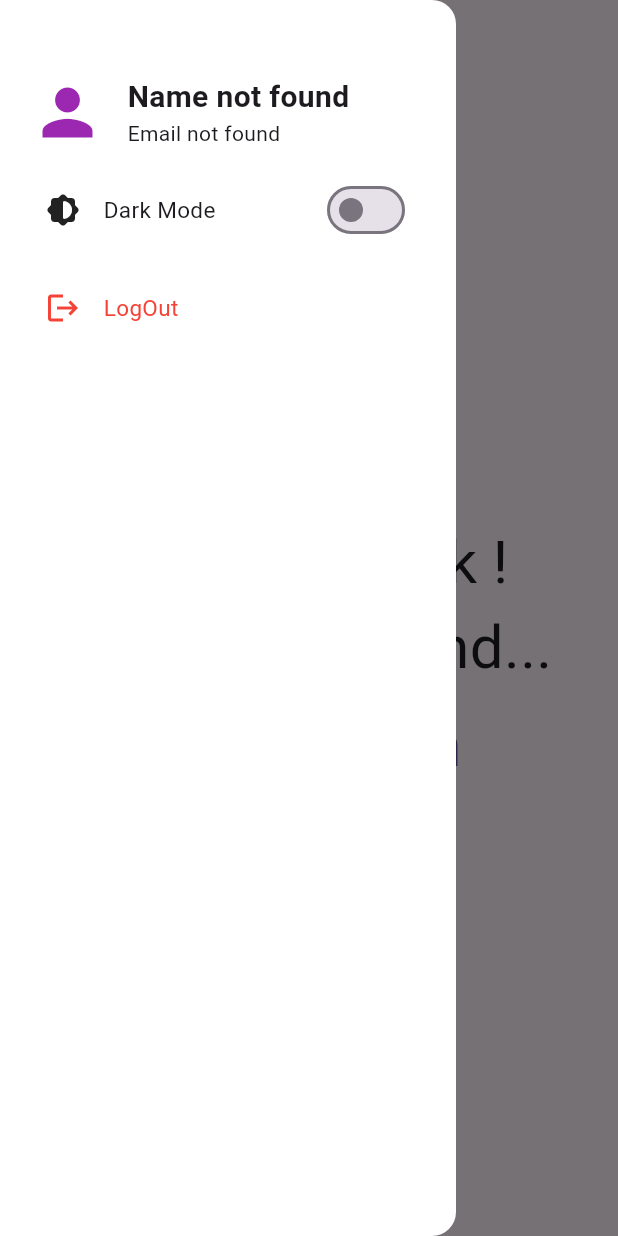
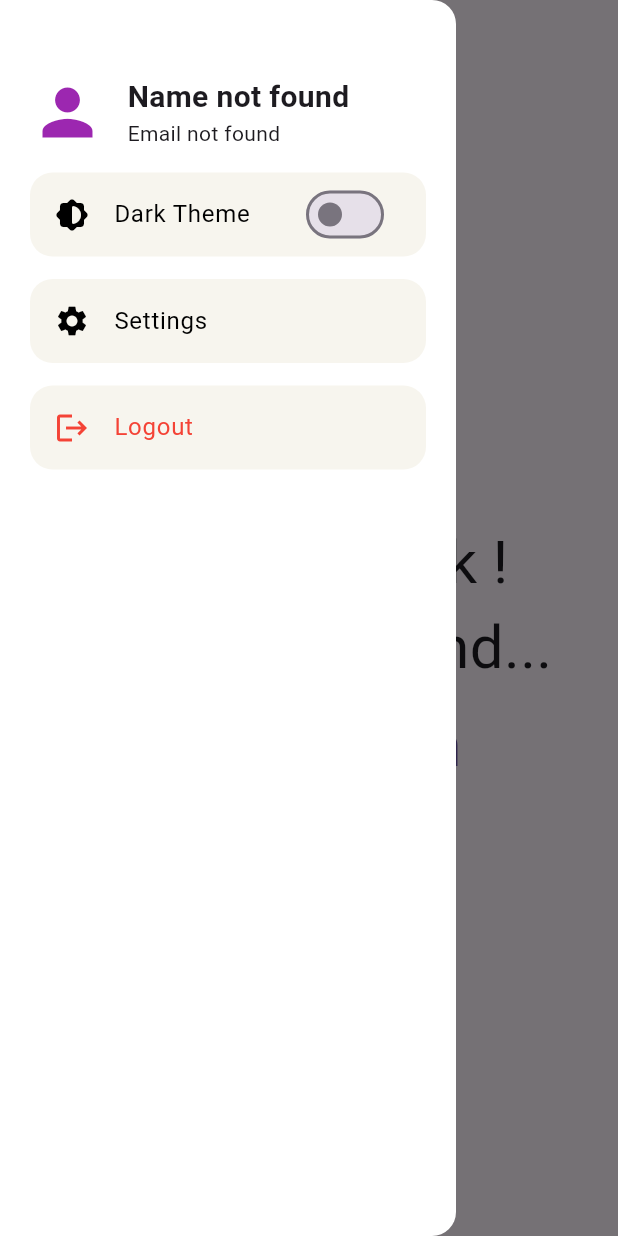
Before and after one commit to GeorgeWagih-git/login-firebase, a Flutter app: the HomeScreen screen opened directly, with the side drawer open, on a phone screen of 412 x 824 dp. Run offline on Flutter 3.47's test engine with Material 3 defaults, Android fonts, the phone set to English and light mode, and no system bars; our stand-ins replace cloud_firestore, firebase_auth, firebase_core, firebase_messaging, flutter_bloc, shared_preferences; accounts and stored records are empty.

Commit message:
use listile

```diff
--- a/lib/app_themes.dart
+++ b/lib/app_themes.dart
@@ -8,10 +8,11 @@ ThemeData lightTheme = ThemeData(
     foregroundColor: Colors.black,
   ),
   drawerTheme: const DrawerThemeData(backgroundColor: Colors.white),
-  listTileTheme: const ListTileThemeData(
+  listTileTheme: ListTileThemeData(
     iconColor: Colors.black,
     textColor: Colors.black,
-    tileColor: Colors.white,
+    tileColor: Color(0xffF7F5EE),
+    shape: RoundedRectangleBorder(borderRadius: BorderRadius.circular(15)),
   ),
 );
 ThemeData darkTheme = ThemeData(
@@ -22,9 +23,10 @@ ThemeData darkTheme = ThemeData(
     foregroundColor: Colors.blue,
   ),
   drawerTheme: const DrawerThemeData(backgroundColor: Colors.black),
-  listTileTheme: const ListTileThemeData(
+  listTileTheme: ListTileThemeData(
     iconColor: Colors.white,
     textColor: Colors.white,
     tileColor: Color(0xFF1E1E1E),
+    shape: RoundedRectangleBorder(borderRadius: BorderRadius.circular(15)),
   ),
 );
--- a/lib/widgets/app_drawer.dart
+++ b/lib/widgets/app_drawer.dart
@@ -45,24 +45,10 @@ class AppDrawer extends StatelessWidget {
                 ],
               ),
               SizedBox(height: 15),
-              Container(
-                padding: EdgeInsets.all(10),
-                height: 50,
-                decoration: BoxDecoration(
-                  borderRadius: BorderRadius.circular(15),
-                  color: Theme.of(context).listTileTheme.tileColor,
-                ),
-                child: Row(
-                  mainAxisAlignment: MainAxisAlignment.spaceBetween,
-                  children: [
-                    Row(
-                      children: [
-                        Icon(Icons.brightness_medium_rounded),
-                        SizedBox(width: 15),
-                        Text("Dark Mode", style: TextStyle(fontSize: 15)),
-                      ],
-                    ),
-                    BlocBuilder<ThemeBloc, bool>(
+              ListTile(
+                leading: Icon(Icons.brightness_medium_rounded),
+                title: Text("Dark Theme"),
+                trailing: BlocBuilder<ThemeBloc, bool>(
                   builder: (context, state) {
                     return Switch(
                       activeColor: Colors.blue,
@@ -75,7 +61,14 @@ class AppDrawer extends StatelessWidget {
                     );
                   },
                 ),
-                  ],
+              ),
+              SizedBox(height: 15),
+              InkWell(
+                onTap: () {},
+
+                child: ListTile(
+                  leading: Icon(Icons.settings),
+                  title: Text("Settings"),
                 ),
               ),
               SizedBox(height: 15),
@@ -115,22 +108,11 @@ class AppDrawer extends StatelessWidget {
                         },
                       );
                     },
-                    child: Container(
-                      padding: EdgeInsets.all(10),
-                      height: 50,
-                      decoration: BoxDecoration(
-                        borderRadius: BorderRadius.circular(15),
-                        color: Theme.of(context).listTileTheme.tileColor,
-                      ),
-                      child: Row(
-                        children: [
-                          Icon(Icons.logout, color: Colors.red),
-                          SizedBox(width: 15),
-                          Text(
-                            "LogOut",
-                            style: TextStyle(color: Colors.red, fontSize: 15),
-                          ),
-                        ],
+                    child: ListTile(
+                      leading: Icon(Icons.logout, color: Colors.red),
+                      title: Text(
+                        "Logout",
+                        style: TextStyle(color: Colors.red),
                       ),
                     ),
                   );
```
Lines whose indentation alone changed are shown as unchanged.
